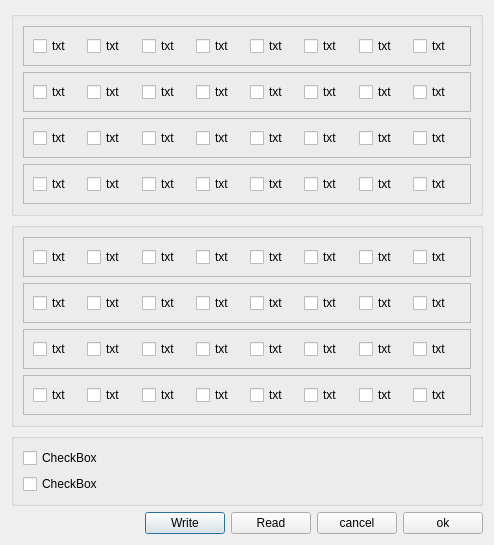
Qt form SrcPony/forms/fusedlg.ui (lancos/ponyprog) before a commit.
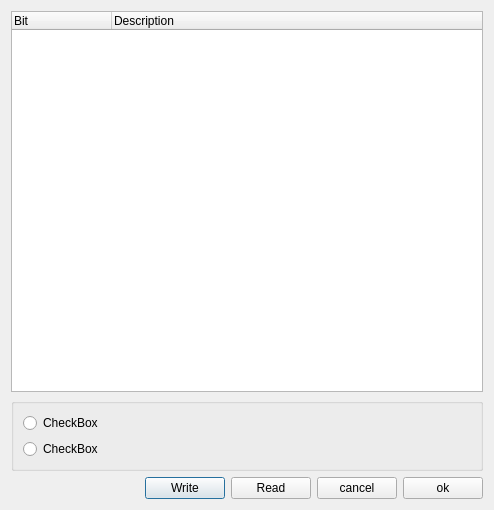
The same form after that commit.

Commit message: fuse dialog overworked, fist step

What changed in the file:
```diff
--- a/SrcPony/forms/fusedlg.ui
+++ b/SrcPony/forms/fusedlg.ui
@@ -17,7 +17,33 @@
    <string>Dialog</string>
   </property>
   <layout class="QGridLayout" name="gridLayout_4">
-   <item row="3" column="0">
+   <item row="1" column="0">
+    <widget class="QGroupBox" name="frmHlp">
+     <property name="sizePolicy">
+      <sizepolicy hsizetype="MinimumExpanding" vsizetype="Minimum">
+       <horstretch>0</horstretch>
+       <verstretch>0</verstretch>
+      </sizepolicy>
+     </property>
+     <layout class="QGridLayout" name="gridLayout_3">
+      <item row="0" column="0">
+       <widget class="QRadioButton" name="chkHlp0">
+        <property name="text">
+         <string>CheckBox</string>
+        </property>
+       </widget>
+      </item>
+      <item row="1" column="0">
+       <widget class="QRadioButton" name="chkHlp1">
+        <property name="text">
+         <string>CheckBox</string>
+        </property>
+       </widget>
+      </item>
+     </layout>
+    </widget>
+   </item>
+   <item row="2" column="0">
     <layout class="QHBoxLayout" name="horizontalLayout_9">
      <item>
       <spacer name="horizontalSpacer">
@@ -63,645 +89,17 @@
     </layout>
    </item>
    <item row="0" column="0">
-    <widget class="QGroupBox" name="frmLock">
-     <property name="sizePolicy">
-      <sizepolicy hsizetype="MinimumExpanding" vsizetype="MinimumExpanding">
-       <horstretch>0</horstretch>
-       <verstretch>0</verstretch>
-      </sizepolicy>
-     </property>
-     <layout class="QGridLayout" name="gridLayout">
-      <item row="0" column="0">
-       <widget class="QFrame" name="frmLock0">
-        <property name="sizePolicy">
-         <sizepolicy hsizetype="MinimumExpanding" vsizetype="MinimumExpanding">
-          <horstretch>0</horstretch>
-          <verstretch>0</verstretch>
-         </sizepolicy>
-        </property>
-        <property name="frameShape">
-         <enum>QFrame::StyledPanel</enum>
-        </property>
-        <property name="frameShadow">
-         <enum>QFrame::Raised</enum>
-        </property>
-        <layout class="QGridLayout" name="gridLayout_5">
-         <item row="0" column="0">
-          <widget class="QCheckBox" name="chk7_L0">
-           <property name="text">
-            <string>txt</string>
-           </property>
-          </widget>
-         </item>
-         <item row="0" column="4">
-          <widget class="QCheckBox" name="chk3_L0">
-           <property name="text">
-            <string>txt</string>
-           </property>
-          </widget>
-         </item>
-         <item row="0" column="2">
-          <widget class="QCheckBox" name="chk5_L0">
-           <property name="text">
-            <string>txt</string>
-           </property>
-          </widget>
-         </item>
-         <item row="0" column="6">
-          <widget class="QCheckBox" name="chk1_L0">
-           <property name="text">
-            <string>txt</string>
-           </property>
-          </widget>
-         </item>
-         <item row="0" column="5">
-          <widget class="QCheckBox" name="chk2_L0">
-           <property name="text">
-            <string>txt</string>
-           </property>
-          </widget>
-         </item>
-         <item row="0" column="1">
-          <widget class="QCheckBox" name="chk6_L0">
-           <property name="text">
-            <string>txt</string>
-           </property>
-          </widget>
-         </item>
-         <item row="0" column="3">
-          <widget class="QCheckBox" name="chk4_L0">
-           <property name="text">
-            <string>txt</string>
-           </property>
-          </widget>
-         </item>
-         <item row="0" column="7">
-          <widget class="QCheckBox" name="chk0_L0">
-           <property name="text">
-            <string>txt</string>
-           </property>
-          </widget>
-         </item>
-        </layout>
-       </widget>
-      </item>
-      <item row="1" column="0">
-       <widget class="QFrame" name="frmLock1">
-        <property name="sizePolicy">
-         <sizepolicy hsizetype="MinimumExpanding" vsizetype="MinimumExpanding">
-          <horstretch>0</horstretch>
-          <verstretch>0</verstretch>
-         </sizepolicy>
-        </property>
-        <property name="frameShape">
-         <enum>QFrame::StyledPanel</enum>
-        </property>
-        <property name="frameShadow">
-         <enum>QFrame::Raised</enum>
-        </property>
-        <layout class="QGridLayout" name="gridLayout_6">
-         <item row="0" column="0">
-          <widget class="QCheckBox" name="chk7_L1">
-           <property name="text">
-            <string>txt</string>
-           </property>
-          </widget>
-         </item>
-         <item row="0" column="1">
-          <widget class="QCheckBox" name="chk6_L1">
-           <property name="text">
-            <string>txt</string>
-           </property>
-          </widget>
-         </item>
-         <item row="0" column="2">
-          <widget class="QCheckBox" name="chk5_L1">
-           <property name="text">
-            <string>txt</string>
-           </property>
-          </widget>
-         </item>
-         <item row="0" column="3">
-          <widget class="QCheckBox" name="chk4_L1">
-           <property name="text">
-            <string>txt</string>
-           </property>
-          </widget>
-         </item>
-         <item row="0" column="4">
-          <widget class="QCheckBox" name="chk3_L1">
-           <property name="text">
-            <string>txt</string>
-           </property>
-          </widget>
-         </item>
-         <item row="0" column="5">
-          <widget class="QCheckBox" name="chk2_L1">
-           <property name="text">
-            <string>txt</string>
-           </property>
-          </widget>
-         </item>
-         <item row="0" column="6">
-          <widget class="QCheckBox" name="chk1_L1">
-           <property name="text">
-            <string>txt</string>
-           </property>
-          </widget>
-         </item>
-         <item row="0" column="7">
-          <widget class="QCheckBox" name="chk0_L1">
-           <property name="text">
-            <string>txt</string>
-           </property>
-          </widget>
-         </item>
-        </layout>
-       </widget>
-      </item>
-      <item row="2" column="0">
-       <widget class="QFrame" name="frmLock2">
-        <property name="sizePolicy">
-         <sizepolicy hsizetype="MinimumExpanding" vsizetype="MinimumExpanding">
-          <horstretch>0</horstretch>
-          <verstretch>0</verstretch>
-         </sizepolicy>
-        </property>
-        <property name="frameShape">
-         <enum>QFrame::StyledPanel</enum>
-        </property>
-        <property name="frameShadow">
-         <enum>QFrame::Raised</enum>
-        </property>
-        <layout class="QGridLayout" name="gridLayout_7">
-         <item row="0" column="0">
-          <widget class="QCheckBox" name="chk7_L2">
-           <property name="text">
-            <string>txt</string>
-           </property>
-          </widget>
-         </item>
-         <item row="0" column="1">
-          <widget class="QCheckBox" name="chk6_L2">
-           <property name="text">
-            <string>txt</string>
-           </property>
-          </widget>
-         </item>
-         <item row="0" column="2">
-          <widget class="QCheckBox" name="chk5_L2">
-           <property name="text">
-            <string>txt</string>
-           </property>
-          </widget>
-         </item>
-         <item row="0" column="3">
-          <widget class="QCheckBox" name="chk4_L2">
-           <property name="text">
-            <string>txt</string>
-           </property>
-          </widget>
-         </item>
-         <item row="0" column="4">
-          <widget class="QCheckBox" name="chk3_L2">
-           <property name="text">
-            <string>txt</string>
-           </property>
-          </widget>
-         </item>
-         <item row="0" column="5">
-          <widget class="QCheckBox" name="chk2_L2">
-           <property name="text">
-            <string>txt</string>
-           </property>
-          </widget>
-         </item>
-         <item row="0" column="6">
-          <widget class="QCheckBox" name="chk1_L2">
-           <property name="text">
-            <string>txt</string>
-           </property>
-          </widget>
-         </item>
-         <item row="0" column="7">
-          <widget class="QCheckBox" name="chk0_L2">
-           <property name="text">
-            <string>txt</string>
-           </property>
-          </widget>
-         </item>
-        </layout>
-       </widget>
-      </item>
-      <item row="3" column="0">
-       <widget class="QFrame" name="frmLock3">
-        <property name="sizePolicy">
-         <sizepolicy hsizetype="MinimumExpanding" vsizetype="MinimumExpanding">
-          <horstretch>0</horstretch>
-          <verstretch>0</verstretch>
-         </sizepolicy>
-        </property>
-        <property name="frameShape">
-         <enum>QFrame::StyledPanel</enum>
-        </property>
-        <property name="frameShadow">
-         <enum>QFrame::Raised</enum>
-        </property>
-        <layout class="QGridLayout" name="gridLayout_8">
-         <item row="0" column="0">
-          <widget class="QCheckBox" name="chk7_L3">
-           <property name="text">
-            <string>txt</string>
-           </property>
-          </widget>
-         </item>
-         <item row="0" column="1">
-          <widget class="QCheckBox" name="chk6_L3">
-           <property name="text">
-            <string>txt</string>
-           </property>
-          </widget>
-         </item>
-         <item row="0" column="2">
-          <widget class="QCheckBox" name="chk5_L3">
-           <property name="text">
-            <string>txt</string>
-           </property>
-          </widget>
-         </item>
-         <item row="0" column="3">
-          <widget class="QCheckBox" name="chk4_L3">
-           <property name="text">
-            <string>txt</string>
-           </property>
-          </widget>
-         </item>
-         <item row="0" column="4">
-          <widget class="QCheckBox" name="chk3_L3">
-           <property name="text">
-            <string>txt</string>
-           </property>
-          </widget>
-         </item>
-         <item row="0" column="5">
-          <widget class="QCheckBox" name="chk2_L3">
-           <property name="text">
-            <string>txt</string>
-           </property>
-          </widget>
-         </item>
-         <item row="0" column="6">
-          <widget class="QCheckBox" name="chk1_L3">
-           <property name="text">
-            <string>txt</string>
-           </property>
-          </widget>
-         </item>
-         <item row="0" column="7">
-          <widget class="QCheckBox" name="chk0_L3">
-           <property name="text">
-            <string>txt</string>
-           </property>
-          </widget>
-         </item>
-        </layout>
-       </widget>
-      </item>
-     </layout>
-    </widget>
-   </item>
-   <item row="1" column="0">
-    <widget class="QGroupBox" name="frmFuses">
-     <property name="sizePolicy">
-      <sizepolicy hsizetype="MinimumExpanding" vsizetype="MinimumExpanding">
-       <horstretch>0</horstretch>
-       <verstretch>0</verstretch>
-      </sizepolicy>
-     </property>
-     <layout class="QGridLayout" name="gridLayout_2">
-      <item row="0" column="0">
-       <widget class="QFrame" name="frmFuses0">
-        <property name="sizePolicy">
-         <sizepolicy hsizetype="MinimumExpanding" vsizetype="MinimumExpanding">
-          <horstretch>0</horstretch>
-          <verstretch>0</verstretch>
-         </sizepolicy>
-        </property>
-        <property name="frameShape">
-         <enum>QFrame::StyledPanel</enum>
-        </property>
-        <property name="frameShadow">
-         <enum>QFrame::Raised</enum>
-        </property>
-        <layout class="QGridLayout" name="gridLayout_9">
-         <item row="0" column="0">
-          <widget class="QCheckBox" name="chk7_F0">
-           <property name="text">
-            <string>txt</string>
-           </property>
-          </widget>
-         </item>
-         <item row="0" column="1">
-          <widget class="QCheckBox" name="chk6_F0">
-           <property name="text">
-            <string>txt</string>
-           </property>
-          </widget>
-         </item>
-         <item row="0" column="2">
-          <widget class="QCheckBox" name="chk5_F0">
-           <property name="text">
-            <string>txt</string>
-           </property>
-          </widget>
-         </item>
-         <item row="0" column="3">
-          <widget class="QCheckBox" name="chk4_F0">
-           <property name="text">
-            <string>txt</string>
-           </property>
-          </widget>
-         </item>
-         <item row="0" column="4">
-          <widget class="QCheckBox" name="chk3_F0">
-           <property name="text">
-            <string>txt</string>
-           </property>
-          </widget>
-         </item>
-         <item row="0" column="5">
-          <widget class="QCheckBox" name="chk2_F0">
-           <property name="text">
-            <string>txt</string>
-           </property>
-          </widget>
-         </item>
-         <item row="0" column="6">
-          <widget class="QCheckBox" name="chk1_F0">
-           <property name="text">
-            <string>txt</string>
-           </property>
-          </widget>
-         </item>
-         <item row="0" column="7">
-          <widget class="QCheckBox" name="chk0_F0">
-           <property name="text">
-            <string>txt</string>
-           </property>
-          </widget>
-         </item>
-        </layout>
-       </widget>
-      </item>
-      <item row="1" column="0">
-       <widget class="QFrame" name="frmFuses1">
-        <property name="sizePolicy">
-         <sizepolicy hsizetype="MinimumExpanding" vsizetype="MinimumExpanding">
-          <horstretch>0</horstretch>
-          <verstretch>0</verstretch>
-         </sizepolicy>
-        </property>
-        <property name="frameShape">
-         <enum>QFrame::StyledPanel</enum>
-        </property>
-        <property name="frameShadow">
-         <enum>QFrame::Raised</enum>
-        </property>
-        <layout class="QGridLayout" name="gridLayout_10">
-         <item row="0" column="0">
-          <widget class="QCheckBox" name="chk7_F1">
-           <property name="text">
-            <string>txt</string>
-           </property>
-          </widget>
-         </item>
-         <item row="0" column="1">
-          <widget class="QCheckBox" name="chk6_F1">
-           <property name="text">
-            <string>txt</string>
-           </property>
-          </widget>
-         </item>
-         <item row="0" column="2">
-          <widget class="QCheckBox" name="chk5_F1">
-           <property name="text">
-            <string>txt</string>
-           </property>
-          </widget>
-         </item>
-         <item row="0" column="3">
-          <widget class="QCheckBox" name="chk4_F1">
-           <property name="text">
-            <string>txt</string>
-           </property>
-          </widget>
-         </item>
-         <item row="0" column="4">
-          <widget class="QCheckBox" name="chk3_F1">
-           <property name="text">
-            <string>txt</string>
-           </property>
-          </widget>
-         </item>
-         <item row="0" column="5">
-          <widget class="QCheckBox" name="chk2_F1">
-           <property name="text">
-            <string>txt</string>
-           </property>
-          </widget>
-         </item>
-         <item row="0" column="6">
-          <widget class="QCheckBox" name="chk1_F1">
-           <property name="text">
-            <string>txt</string>
-           </property>
-          </widget>
-         </item>
-         <item row="0" column="7">
-          <widget class="QCheckBox" name="chk0_F1">
-           <property name="text">
-            <string>txt</string>
-           </property>
-          </widget>
-         </item>
-        </layout>
-       </widget>
-      </item>
-      <item row="2" column="0">
-       <widget class="QFrame" name="frmFuses2">
-        <property name="sizePolicy">
-         <sizepolicy hsizetype="MinimumExpanding" vsizetype="MinimumExpanding">
-          <horstretch>0</horstretch>
-          <verstretch>0</verstretch>
-         </sizepolicy>
-        </property>
-        <property name="frameShape">
-         <enum>QFrame::StyledPanel</enum>
-        </property>
-        <property name="frameShadow">
-         <enum>QFrame::Raised</enum>
-        </property>
-        <layout class="QGridLayout" name="gridLayout_11">
-         <item row="0" column="0">
-          <widget class="QCheckBox" name="chk7_F2">
-           <property name="text">
-            <string>txt</string>
-           </property>
-          </widget>
-         </item>
-         <item row="0" column="1">
-          <widget class="QCheckBox" name="chk6_F2">
-           <property name="text">
-            <string>txt</string>
-           </property>
-          </widget>
-         </item>
-         <item row="0" column="2">
-          <widget class="QCheckBox" name="chk5_F2">
-           <property name="text">
-            <string>txt</string>
-           </property>
-          </widget>
-         </item>
-         <item row="0" column="3">
-          <widget class="QCheckBox" name="chk4_F2">
-           <property name="text">
-            <string>txt</string>
-           </property>
-          </widget>
-         </item>
-         <item row="0" column="4">
-          <widget class="QCheckBox" name="chk3_F2">
-           <property name="text">
-            <string>txt</string>
-           </property>
-          </widget>
-         </item>
-         <item row="0" column="5">
-          <widget class="QCheckBox" name="chk2_F2">
-           <property name="text">
-            <string>txt</string>
-           </property>
-          </widget>
-         </item>
-         <item row="0" column="6">
-          <widget class="QCheckBox" name="chk1_F2">
-           <property name="text">
-            <string>txt</string>
-           </property>
-          </widget>
-         </item>
-         <item row="0" column="7">
-          <widget class="QCheckBox" name="chk0_F2">
-           <property name="text">
-            <string>txt</string>
-           </property>
-          </widget>
-         </item>
-        </layout>
-       </widget>
-      </item>
-      <item row="3" column="0">
-       <widget class="QFrame" name="frmFuses3">
-        <property name="sizePolicy">
-         <sizepolicy hsizetype="MinimumExpanding" vsizetype="MinimumExpanding">
-          <horstretch>0</horstretch>
-          <verstretch>0</verstretch>
-         </sizepolicy>
-        </property>
-        <property name="frameShape">
-         <enum>QFrame::StyledPanel</enum>
-        </property>
-        <property name="frameShadow">
-         <enum>QFrame::Raised</enum>
-        </property>
-        <layout class="QGridLayout" name="gridLayout_12">
-         <item row="0" column="0">
-          <widget class="QCheckBox" name="chk7_F3">
-           <property name="text">
-            <string>txt</string>
-           </property>
-          </widget>
-         </item>
-         <item row="0" column="1">
-          <widget class="QCheckBox" name="chk6_F3">
-           <property name="text">
-            <string>txt</string>
-           </property>
-          </widget>
-         </item>
-         <item row="0" column="2">
-          <widget class="QCheckBox" name="chk5_F3">
-           <property name="text">
-            <string>txt</string>
-           </property>
-          </widget>
-         </item>
-         <item row="0" column="3">
-          <widget class="QCheckBox" name="chk4_F3">
-           <property name="text">
-            <string>txt</string>
-           </property>
-          </widget>
-         </item>
-         <item row="0" column="4">
-          <widget class="QCheckBox" name="chk3_F3">
-           <property name="text">
-            <string>txt</string>
-           </property>
-          </widget>
-         </item>
-         <item row="0" column="5">
-          <widget class="QCheckBox" name="chk2_F3">
-           <property name="text">
-            <string>txt</string>
-           </property>
-          </widget>
-         </item>
-         <item row="0" column="6">
-          <widget class="QCheckBox" name="chk1_F3">
-           <property name="text">
-            <string>txt</string>
-           </property>
-          </widget>
-         </item>
-         <item row="0" column="7">
-          <widget class="QCheckBox" name="chk0_F3">
-           <property name="text">
-            <string>txt</string>
-           </property>
-          </widget>
-         </item>
-        </layout>
-       </widget>
-      </item>
-     </layout>
-    </widget>
-   </item>
-   <item row="2" column="0">
-    <widget class="QGroupBox" name="frmHlp">
-     <property name="sizePolicy">
-      <sizepolicy hsizetype="MinimumExpanding" vsizetype="MinimumExpanding">
-       <horstretch>0</horstretch>
-       <verstretch>0</verstretch>
-      </sizepolicy>
-     </property>
-     <layout class="QGridLayout" name="gridLayout_3">
-      <item row="0" column="0">
-       <widget class="QCheckBox" name="chkHlp0">
-        <property name="text">
-         <string>CheckBox</string>
-        </property>
-       </widget>
-      </item>
-      <item row="1" column="0">
-       <widget class="QCheckBox" name="chkHlp1">
-        <property name="text">
-         <string>CheckBox</string>
-        </property>
-       </widget>
-      </item>
-     </layout>
+    <widget class="QTreeWidget" name="treeWidget">
+     <column>
+      <property name="text">
+       <string>Bit</string>
+      </property>
+     </column>
+     <column>
+      <property name="text">
+       <string>Description</string>
+      </property>
+     </column>
     </widget>
    </item>
   </layout>
```
The commit also changes 9 other files.
